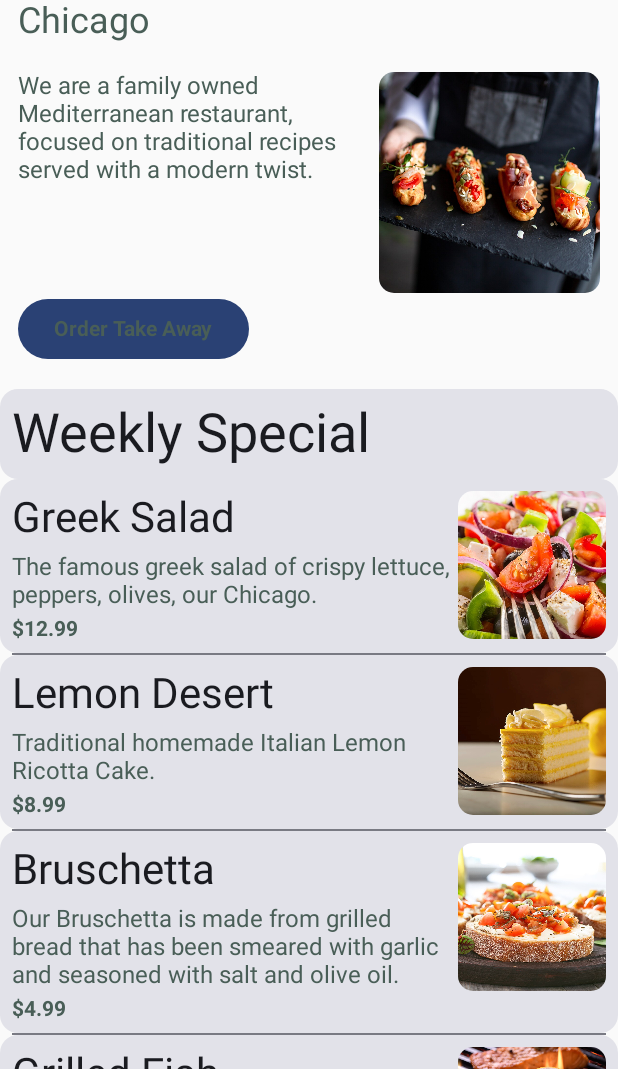
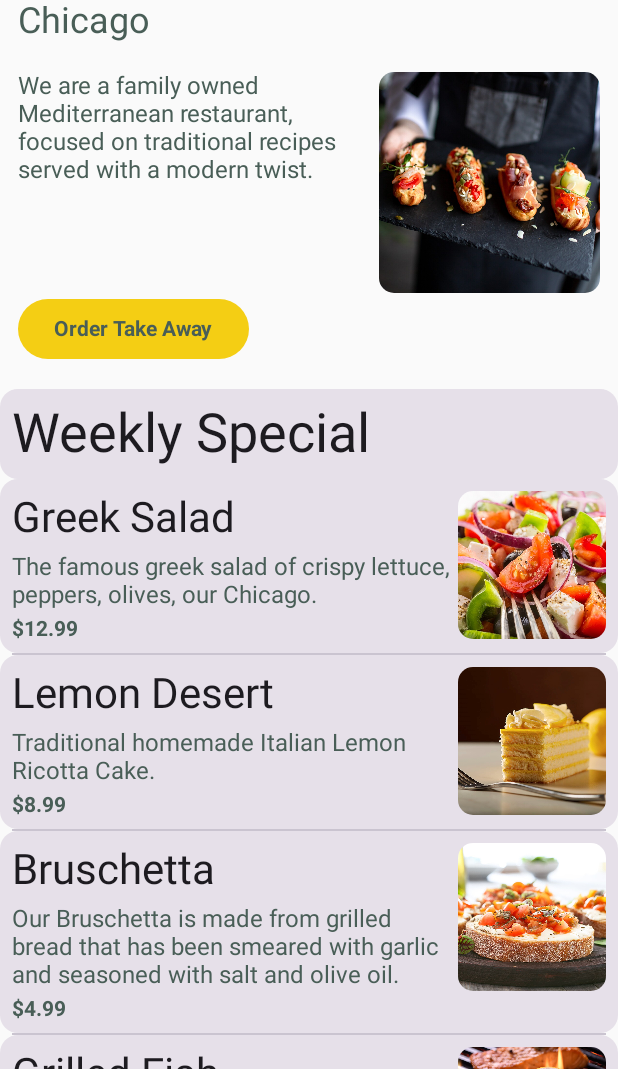
Before and after one commit to belajar-lab/little-lemon-android, an Android app built with Jetpack Compose: the screen it shows after launch (MainActivity), on a phone screen of 412 x 824 dp, the part 167-1236 px from its top. Run offline under Robolectric (Android 15) with nearby library versions, the phone set to English and light mode, and no system bars.

Commit message:
Update Color Palette

```diff
--- a/app/src/main/java/com/example/littlelemon/ui/theme/Theme.kt
+++ b/app/src/main/java/com/example/littlelemon/ui/theme/Theme.kt
@@ -16,15 +16,15 @@ import androidx.compose.ui.platform.LocalView
 import androidx.core.view.WindowCompat
 
 private val DarkColorScheme = darkColorScheme(
-    primary = Purple80,
-    secondary = PurpleGrey80,
-    tertiary = Pink80
+    primary = LittleLemonColor.green,
+    secondary = LittleLemonColor.orange,
+    tertiary = LittleLemonColor.charcoal
 )
 
 private val LightColorScheme = lightColorScheme(
-    primary = Purple40,
-    secondary = PurpleGrey40,
-    tertiary = Pink40
+    primary = LittleLemonColor.yellow,
+    secondary = LittleLemonColor.pink,
+    tertiary = LittleLemonColor.cloud
 
     /* Other default colors to override
     background = Color(0xFFFFFBFE),
@@ -41,7 +41,7 @@ private val LightColorScheme = lightColorScheme(
 fun LittleLemonTheme(
     darkTheme: Boolean = isSystemInDarkTheme(),
     // Dynamic color is available on Android 12+
-    dynamicColor: Boolean = true,
+    dynamicColor: Boolean = false,
     content: @Composable () -> Unit
 ) {
     val colorScheme = when {
```
